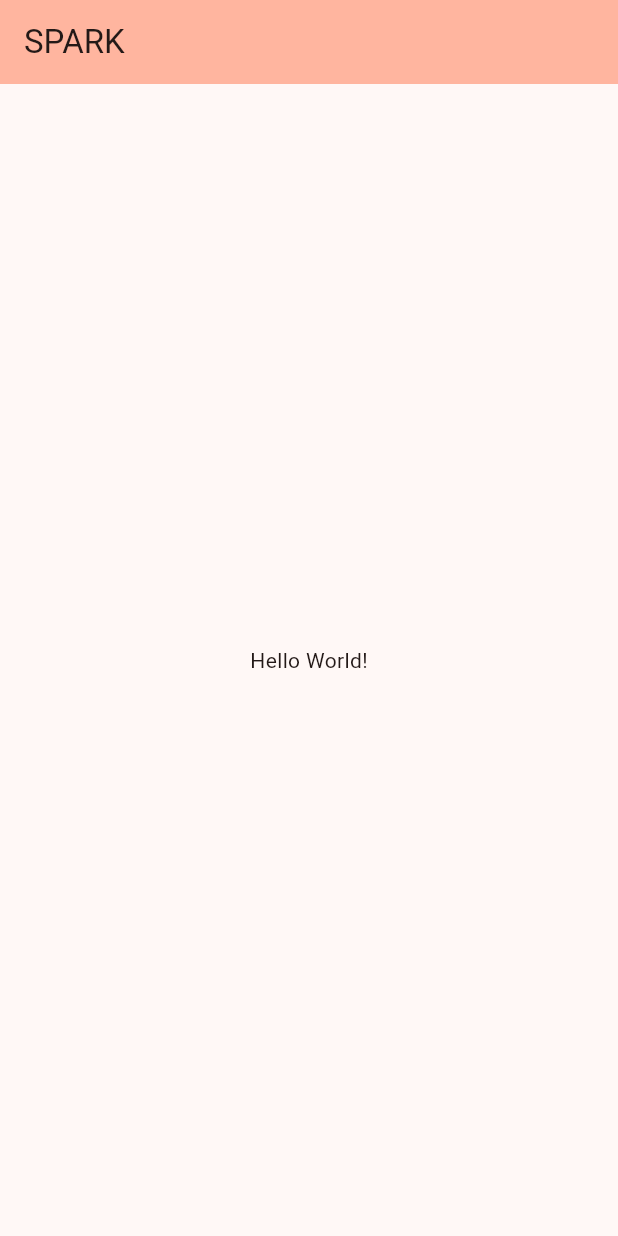
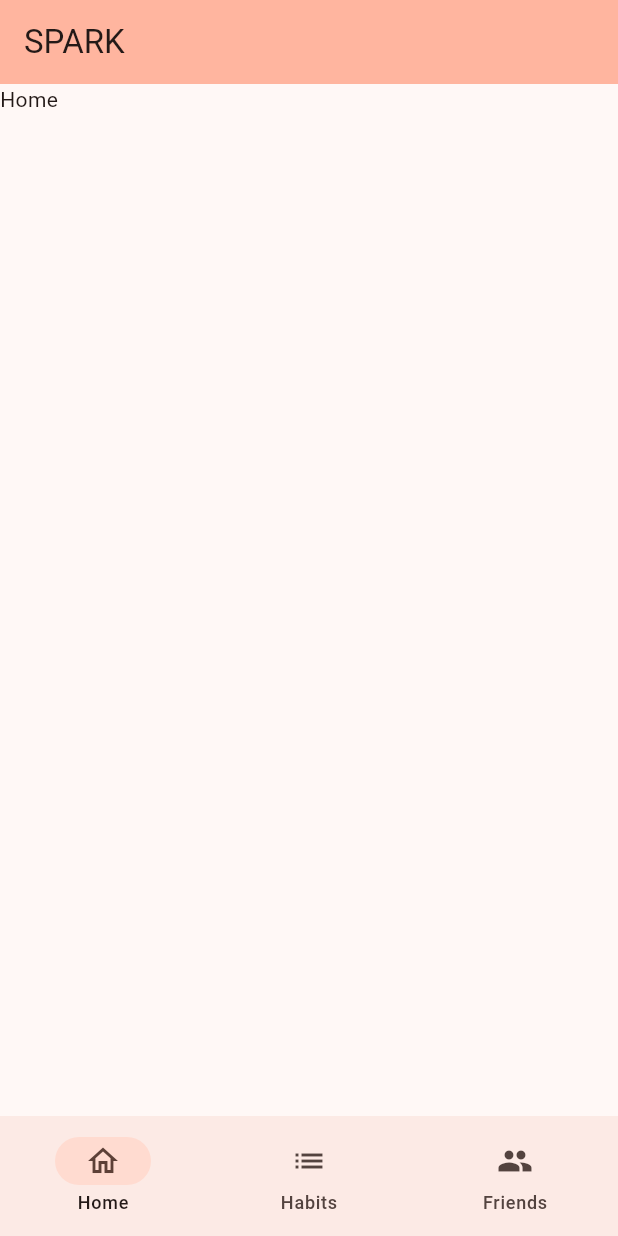
Before and after one commit to lywysocki/spark, a Flutter app: the screen it shows after launch, on a phone screen of 412 x 824 dp. Run offline on Flutter 3.47's test engine with Material 3 defaults, Android fonts, the phone set to English and light mode, and no system bars.

Commit message:
three empty screens for added navigation bar

```diff
--- /dev/null
+++ b/lib/home_screen.dart
@@ -0,0 +1,12 @@
+import 'package:flutter/material.dart';
+
+class HomeScreen extends StatelessWidget {
+  const HomeScreen({super.key});
+
+  @override
+  Widget build(BuildContext context) {
+    return const Column(
+      children: [Text('Home')],
+    );
+  }
+}
--- a/lib/main.dart
+++ b/lib/main.dart
@@ -1,4 +1,7 @@
 import 'package:flutter/material.dart';
+import 'package:spark/friends_screen.dart';
+import 'package:spark/habits_screen.dart';
+import 'package:spark/home_screen.dart';
 
 void main() {
   runApp(const MyApp());
@@ -30,7 +33,7 @@ class MyHomePage extends StatefulWidget {
 }
 
 class _MyHomePageState extends State<MyHomePage> {
-
+  int _pageIndex = 0;
   @override
   Widget build(BuildContext context) {
     return Scaffold(
@@ -38,9 +41,51 @@ class _MyHomePageState extends State<MyHomePage> {
         backgroundColor: Theme.of(context).colorScheme.inversePrimary,
         title: Text(widget.title),
       ),
-      body: const Center(
-        child: Text("Hello World!")
-      ),
+      bottomNavigationBar: NavigationBar(
+          selectedIndex: _pageIndex,
+          onDestinationSelected: (index) {
+            setState(() {
+              _pageIndex = index;
+            });
+          },
+          destinations: [
+            for (final destination in _destinations)
+              NavigationDestination(
+                label: destination.title,
+                icon: destination.icon,
+              ),
+          ]),
+      body: _destinations[_pageIndex].builder(context),
     );
   }
 }
+
+final _destinations = <Destination>[
+  Destination(
+    title: 'Home',
+    icon: const Icon(Icons.home_outlined),
+    builder: (context) => const HomeScreen(),
+  ),
+  Destination(
+    title: 'Habits',
+    icon: const Icon(Icons.list),
+    builder: (context) => const HabitsScreen(),
+  ),
+  Destination(
+    title: 'Friends',
+    icon: const Icon(Icons.people),
+    builder: (context) => const FriendsScreen(),
+  ),
+];
+
+class Destination {
+  const Destination({
+    required this.title,
+    required this.icon,
+    required this.builder,
+  });
+
+  final String title;
+  final Icon icon;
+  final WidgetBuilder builder;
+}
```
Also changed, not shown: lib/friends_screen.dart (added, +12 -0 lines), lib/habits_screen.dart (added, +12 -0 lines).
